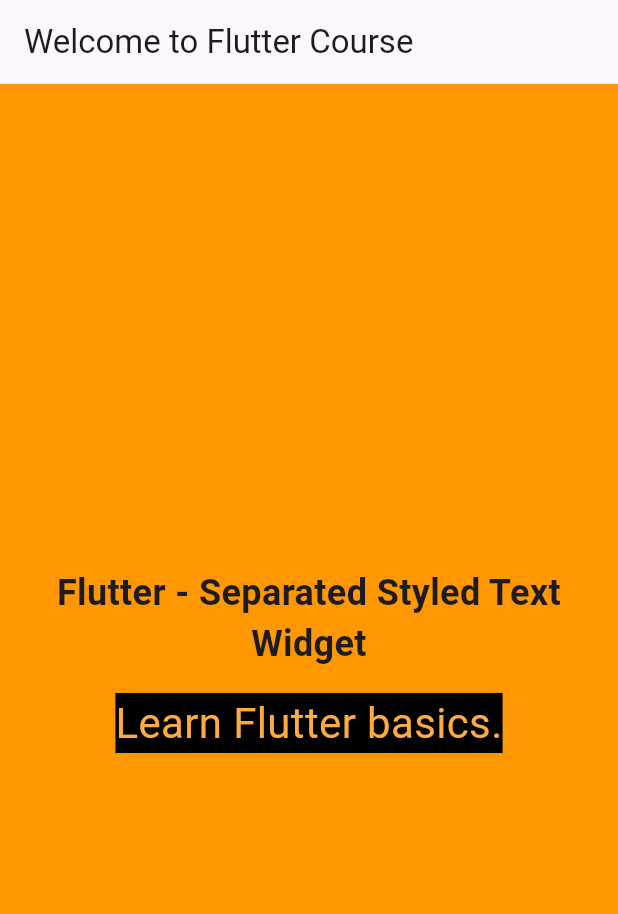
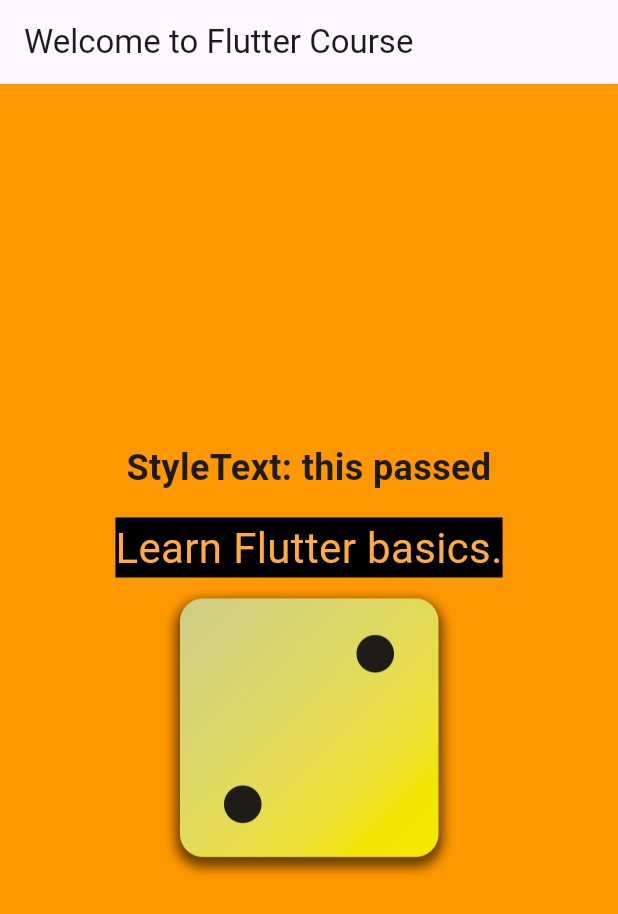
Before and after one commit to rexposadas/quiz, a Flutter app: the screen it shows after launch, on a phone screen of 412 x 824 dp. Shown: the top 914 px of the screen. Run offline on Flutter 3.47's test engine with Material 2 defaults, Android fonts, the phone set to English and light mode, and no system bars.

Commit message:
adding images

```diff
--- a/lib/gradient_container.dart
+++ b/lib/gradient_container.dart
@@ -10,18 +10,19 @@ class GradientContainer extends StatelessWidget {
     return Container(
       width: double.infinity,
       padding: const EdgeInsets.all(12),
-      child: const Column(
+      child: Column(
         mainAxisAlignment: MainAxisAlignment.center,
         crossAxisAlignment: CrossAxisAlignment.center,
         children: [
-          StyledText(),
-          SizedBox(height: 16),
-          Text('Learn Flutter basics.',
+          const StyledText("StyleText: this passed"),
+          const SizedBox(height: 16),
+          const Text('Learn Flutter basics.',
               textAlign: TextAlign.center,
               style: TextStyle(
                   backgroundColor: Colors.black,
                   fontSize: 28.0,
                   color: Colors.orangeAccent)),
+          Image.asset('assets/images/dice-2.png', width: 200),
         ],
       ),
     );
--- a/lib/styled_text.dart
+++ b/lib/styled_text.dart
@@ -1,14 +1,16 @@
 import 'package:flutter/material.dart';
 
 class StyledText extends StatelessWidget {
-  const StyledText({super.key});
+  const StyledText(this.text, {super.key});
+
+  final String text;
 
   @override
   Widget build(context) {
-    return const Text(
-      'Flutter - Separated Styled Text Widget',
+    return Text(
+      text,
       textAlign: TextAlign.center,
-      style: TextStyle(
+      style: const TextStyle(
         fontSize: 24,
         fontWeight: FontWeight.bold,
       ),
```
Also changed, not shown: pubspec.yaml (+6 -1 lines), assets/images/dice-1.png (added), assets/images/dice-2.png (added), assets/images/dice-3.png (added), assets/images/dice-4.png (added), assets/images/dice-5.png (added), assets/images/dice-6.png (added).
